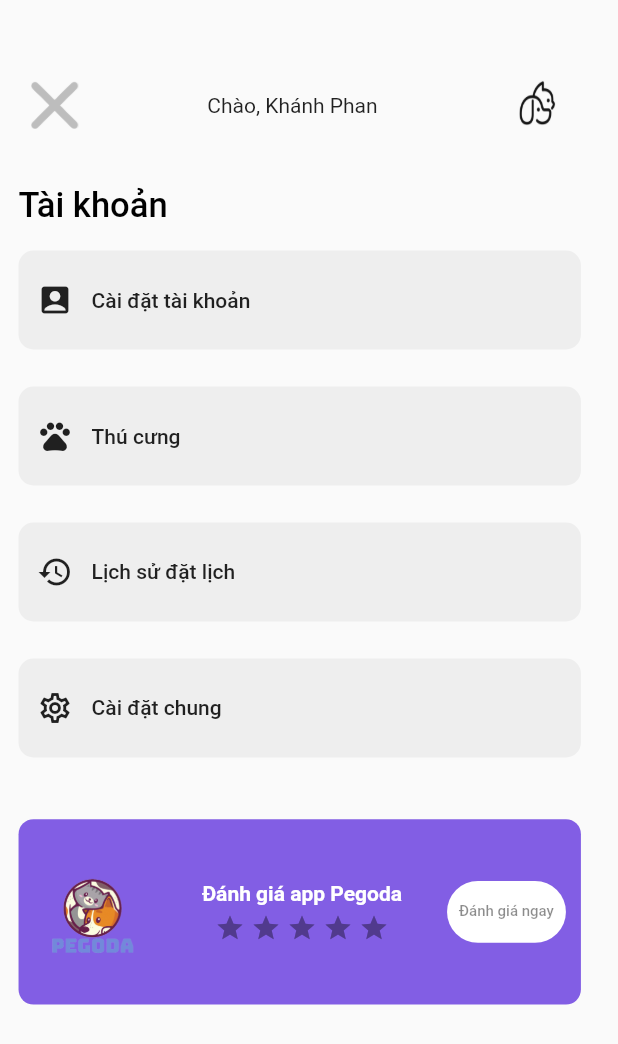
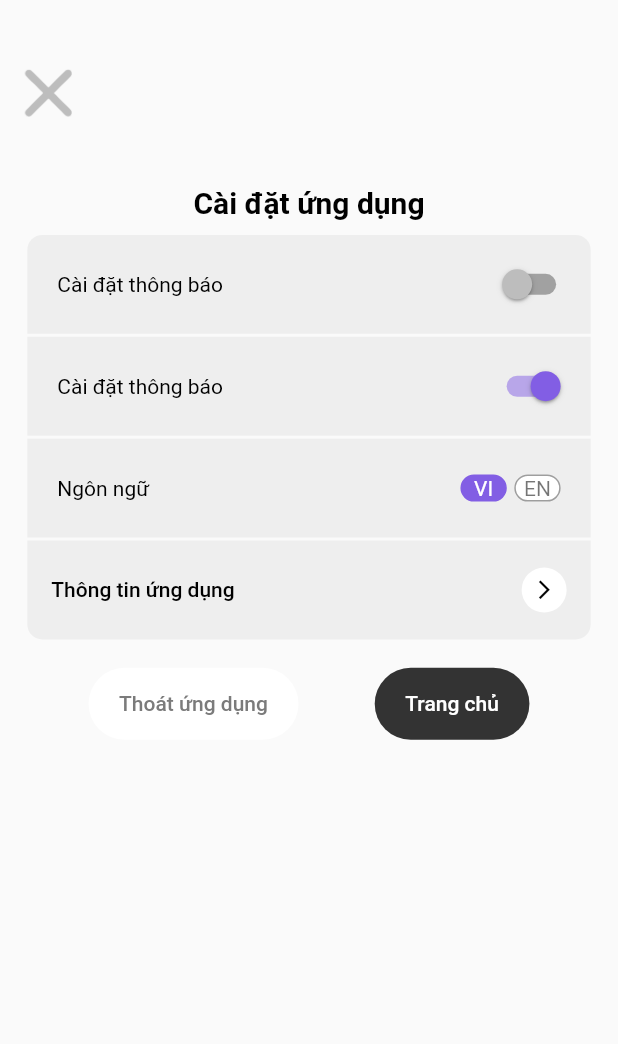
Before and after one commit to khanhpl/Pegoda, a Flutter app: the CusAccountScreen widget shown alone on an empty page, opened directly, after a tap on "Cài đặt chung", on a phone screen of 412 x 824 dp. Shown: the top 1044 px of the screen. Run offline on Flutter 3.47's test engine with Material 2 defaults, Android fonts, the phone set to English and light mode, and no system bars; drawn by our look-alikes of flutter_rating_bar; our stand-ins replace carousel_pro, convex_bottom_bar, image_picker.

Commit message:
khanhpl 17-2 add app setting screen

```diff
--- a/Pegoda Mobile/Pegoda/lib/main.dart
+++ b/Pegoda Mobile/Pegoda/lib/main.dart
@@ -1,5 +1,7 @@
 import 'package:flutter/material.dart';
 import 'package:pegoda/controllers/customer_main.dart';
+import 'package:pegoda/screens/customer/cus_account/cus_app_infor_screen.dart';
+import 'package:pegoda/screens/customer/cus_account/cus_app_setting_screen.dart';
 import 'package:pegoda/screens/customer/cus_account/cus_personal_setting_screen.dart';
 import 'package:pegoda/screens/customer/cus_account/order_history_screen.dart';
 import 'package:pegoda/screens/customer/notification/notification_screen.dart';
@@ -29,7 +31,8 @@ void main() {
         '/notificationScreen': (context) => CusMain(selectedIndex: 1, isBottomNav: false),
         '/personalSettingScreen': (context) => PersonalSettingScreen(),
         '/orderHistoryScreen': (context) => OrderHistoryScreen(),
-
+        '/appInforScreen': (context) => AppInforScreen(),
+        '/appSettingScreen': (context) => AppSettingScreen()
 
 
 
--- a/Pegoda Mobile/Pegoda/lib/screens/customer/cus_account/cus_account_screen.dart
+++ b/Pegoda Mobile/Pegoda/lib/screens/customer/cus_account/cus_account_screen.dart
@@ -105,7 +105,7 @@ class _CusAccountScreenState extends State<CusAccountScreen> {
               AccountChoice(
                   icon: Icons.settings_outlined,
                   choiceTitle: 'Cài đặt chung',
-                  choiceLink: ''),
+                  choiceLink: '/appSettingScreen'),
               SizedBox(height: _pageHeight * 0.05),
               Container(
                 height: _pageHeight * 0.15,
--- /dev/null
+++ b/Pegoda Mobile/Pegoda/lib/screens/customer/cus_account/cus_app_setting_screen.dart
@@ -0,0 +1,258 @@
+import 'package:flutter/material.dart';
+
+class AppSettingScreen extends StatefulWidget{
+  @override
+  State<AppSettingScreen> createState() => _AppSettingScreenState();
+}
+
+class _AppSettingScreenState extends State<AppSettingScreen> {
+  bool _notification_status = false;
+  bool _notification_status_two = true;
+  bool _isVietnamese = true;
+  @override
+  Widget build(BuildContext context) {
+    var size = MediaQuery.of(context).size;
+    // TODO: implement build
+    return Scaffold(
+      body: Container(
+        margin: EdgeInsets.fromLTRB(
+            size.width * 0.02, 0, size.width * 0.02, 10.0),
+        child: Column(
+          crossAxisAlignment: CrossAxisAlignment.center,
+          children: <Widget>[
+            Container(
+              width: size.width,
+              height: size.height * 0.15,
+              alignment: Alignment.centerLeft,
+              child: Container(
+                child: IconButton(
+                  onPressed: () {
+                    Navigator.pop(context);
+                  },
+                  icon: ImageIcon(
+                    AssetImage('assets/cus/account_screen/cancel.png'),
+                    size: size.height * 0.04,
+                    color: Color(0xFFBDBDBD),
+                  ),
+                ),
+              ),
+            ),
+            Text('Cài đặt ứng dụng',
+                style: TextStyle(
+                    color: Colors.black,
+                    fontSize: 20.0,
+                    fontWeight: FontWeight.bold)),
+            SizedBox(height: 10.0),
+            Container(
+              padding: EdgeInsets.fromLTRB(20, 0, 10, 0),
+              height: size.height * 0.08,
+              margin: EdgeInsets.fromLTRB(10.0, 0.0, 10.0, 0.0),
+              decoration: BoxDecoration(
+                color: Colors.grey[200],
+                borderRadius: BorderRadius.only(
+                    topLeft: Radius.circular(10.0),
+                    topRight: Radius.circular(10.0)),
+              ),
+              child: Row(
+                mainAxisAlignment: MainAxisAlignment.start,
+                crossAxisAlignment: CrossAxisAlignment.center,
+                children: <Widget>[
+                  Text(
+                    'Cài đặt thông báo',
+                    style: TextStyle(color: Colors.black),
+                  ),
+                  Spacer(),
+                  Switch(
+                    onChanged: (value) {
+                      setState(() {
+                        _notification_status = value;
+                      });
+                    },
+                    value: _notification_status,
+                    activeColor: Color(0xff825ee4),
+                    inactiveThumbColor: Color(0xffBDBDBD),
+                  ),
+                ],
+              ),
+            ),
+            Container(
+              decoration: BoxDecoration(
+                color: Colors.grey[200],
+              ),
+              padding: EdgeInsets.fromLTRB(20, 0, 10, 0),
+              height: size.height * 0.08,
+              margin: EdgeInsets.fromLTRB(10.0, 2.0, 10.0, 0.0),
+              child: Row(
+                mainAxisAlignment: MainAxisAlignment.start,
+                crossAxisAlignment: CrossAxisAlignment.center,
+                children: <Widget>[
+                  Text(
+                    'Cài đặt thông báo',
+                    style: TextStyle(color: Colors.black),
+                  ),
+                  Spacer(),
+                  Switch(
+                    onChanged: (value) {
+                      setState(() {
+                        _notification_status_two = value;
+                      });
+                    },
+                    value: _notification_status_two,
+                    activeColor: Color(0xff825ee4),
+                    inactiveThumbColor: Color(0xffBDBDBD),
+                  ),
+                ],
+              ),
+            ),
+            Container(
+              decoration: BoxDecoration(
+                color: Colors.grey[200],
+              ),
+              padding: EdgeInsets.fromLTRB(20, 0, 20, 0),
+              height: size.height * 0.08,
+              margin: EdgeInsets.fromLTRB(10.0, 2.0, 10.0, 0.0),
+              child: Row(
+                mainAxisAlignment: MainAxisAlignment.start,
+                crossAxisAlignment: CrossAxisAlignment.center,
+                children: <Widget>[
+                  Text(
+                    'Ngôn ngữ',
+                    style: TextStyle(color: Colors.black),
+                  ),
+                  Spacer(),
+                  GestureDetector(
+                    onTap: () {
+                      setState(() {
+                        _isVietnamese = true;
+                      });
+                    },
+                    child: Container(
+                      width: size.width * 0.075,
+                      decoration: BoxDecoration(
+                        color: _isVietnamese ? Color(0xff825ee4) : Colors.white,
+                        borderRadius: BorderRadius.circular(20.0),
+                        border: _isVietnamese == true
+                            ? Border.all(color: Color(0xff825ee4))
+                            : Border.all(color: Colors.black38),
+                      ),
+                      child: Text(
+                        'VI',
+                        style: TextStyle(
+                            color:
+                            _isVietnamese ? Colors.white : Colors.black26),
+                        textAlign: TextAlign.center,
+                      ),
+                    ),
+                  ),
+                  SizedBox(width: 5.0),
+                  GestureDetector(
+                    onTap: () {
+                      setState(() {
+                        _isVietnamese = false;
+                      });
+                    },
+                    child: Container(
+                      width: size.width * 0.075,
+                      decoration: BoxDecoration(
+                        color: _isVietnamese == false
+                            ? Color(0xff825ee4)
+                            : Colors.white,
+                        borderRadius: BorderRadius.circular(20.0),
+                        border: _isVietnamese == false
+                            ? Border.all(color: Color(0xff825ee4))
+                            : Border.all(color: Colors.black38),
+                      ),
+                      child: Text('EN',
+                          style: TextStyle(
+                            color: _isVietnamese == false
+                                ? Colors.white
+                                : Colors.black54,
+                          ),
+                          textAlign: TextAlign.center),
+                    ),
+                  ),
+                ],
+              ),
+            ),
+            Container(
+              height: size.height * 0.08,
+              margin: EdgeInsets.fromLTRB(10.0, 2.0, 10.0, 0.0),
+              decoration: BoxDecoration(
+                color: Colors.grey[200],
+                borderRadius: BorderRadius.only(
+                    bottomLeft: Radius.circular(10.0),
+                    bottomRight: Radius.circular(10.0)),
+              ),
+              child: FlatButton(
+                onPressed: () {
+                  Navigator.pushNamed(context, '/appInforScreen');
+                },
+                child: Row(
+                  mainAxisAlignment: MainAxisAlignment.start,
+                  crossAxisAlignment: CrossAxisAlignment.center,
+                  children: <Widget>[
+                    Text(
+                      'Thông tin ứng dụng',
+                      style: TextStyle(color: Colors.black),
+                    ),
+                    Spacer(),
+                    CircleAvatar(
+                      radius: 15.0,
+                      backgroundColor: Colors.white,
+                      child: Icon(
+                        Icons.arrow_forward_ios,
+                        color: Colors.black,
+                        size: 15.0,
+                      ),
+                    ),
+                  ],
+                ),
+              ),
+            ),
+            SizedBox(height: 10.0),
+            Container(
+              height: size.height * 0.08,
+              child: Row(
+                mainAxisAlignment: MainAxisAlignment.spaceEvenly,
+                crossAxisAlignment: CrossAxisAlignment.center,
+                children: <Widget>[
+                  Container(
+
+                    padding: EdgeInsets.only(left: size.width*0.03, right: size.width*0.03),
+                    decoration: BoxDecoration(
+                      color: Colors.white,
+                      borderRadius: BorderRadius.circular(25.0),
+                    ),
+                    child: TextButton(
+                      child: Text(
+                        'Thoát ứng dụng',
+                        style: TextStyle(color: Color(0xff7B7B7B)),
+                      ),
+                      onPressed: () {},
+                    ),
+                  ),
+                  Container(
+                    padding: EdgeInsets.only(left: size.width*0.03, right: size.width*0.03),
+                    decoration: BoxDecoration(
+                      color: Color(0xff333333),
+                      borderRadius: BorderRadius.circular(25.0),
+                    ),
+                    child: TextButton(
+                      child: Text(
+                        'Trang chủ',
+                        style: TextStyle(color: Colors.white),
+                      ),
+                      onPressed: () {
+                        Navigator.pushNamed(context, '/cusMain');
+                      },
+                    ),
+                  ),
+                ],
+              ),
+            ),
+          ],
+        ),
+      ),
+    );
+  }
+}
--- a/Pegoda Mobile/Pegoda/lib/screens/customer/cus_main/cus_home_screen.dart
+++ b/Pegoda Mobile/Pegoda/lib/screens/customer/cus_main/cus_home_screen.dart
@@ -270,7 +270,7 @@ class _CusHomeScreenState extends State<CusHomeScreen> {
                   ),
                 ),
 
-                SizedBox(height: _pageHeight * 0.02),
+                SizedBox(height: _pageHeight * 0.1),
               ],
             ),
           ),
```
Also changed, not shown: Pegoda Mobile/Pegoda/lib/screens/customer/cus_account/cus_app_infor_screen.dart (added, +257 -0 lines).
